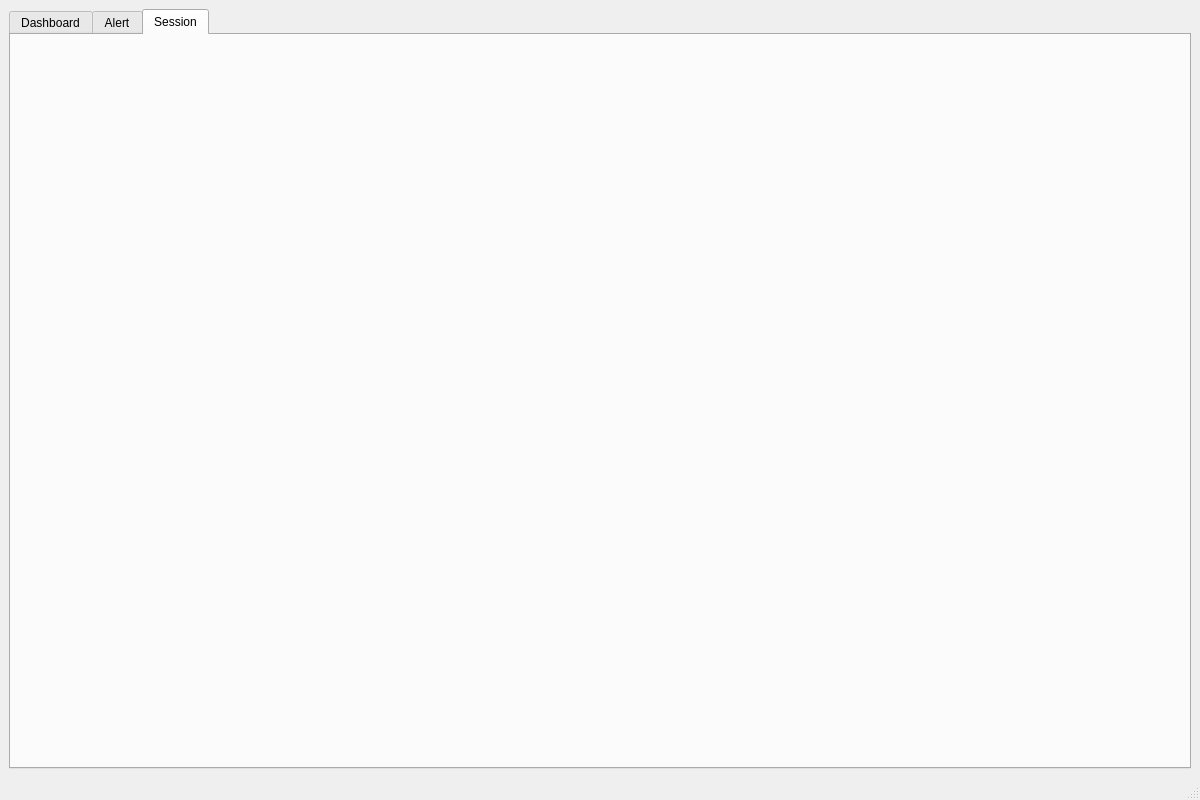
This is forms/mainwindow.ui in Henry93s/Argus_IPS_Client as Qt 5 draws it before an edit. The edited form follows.
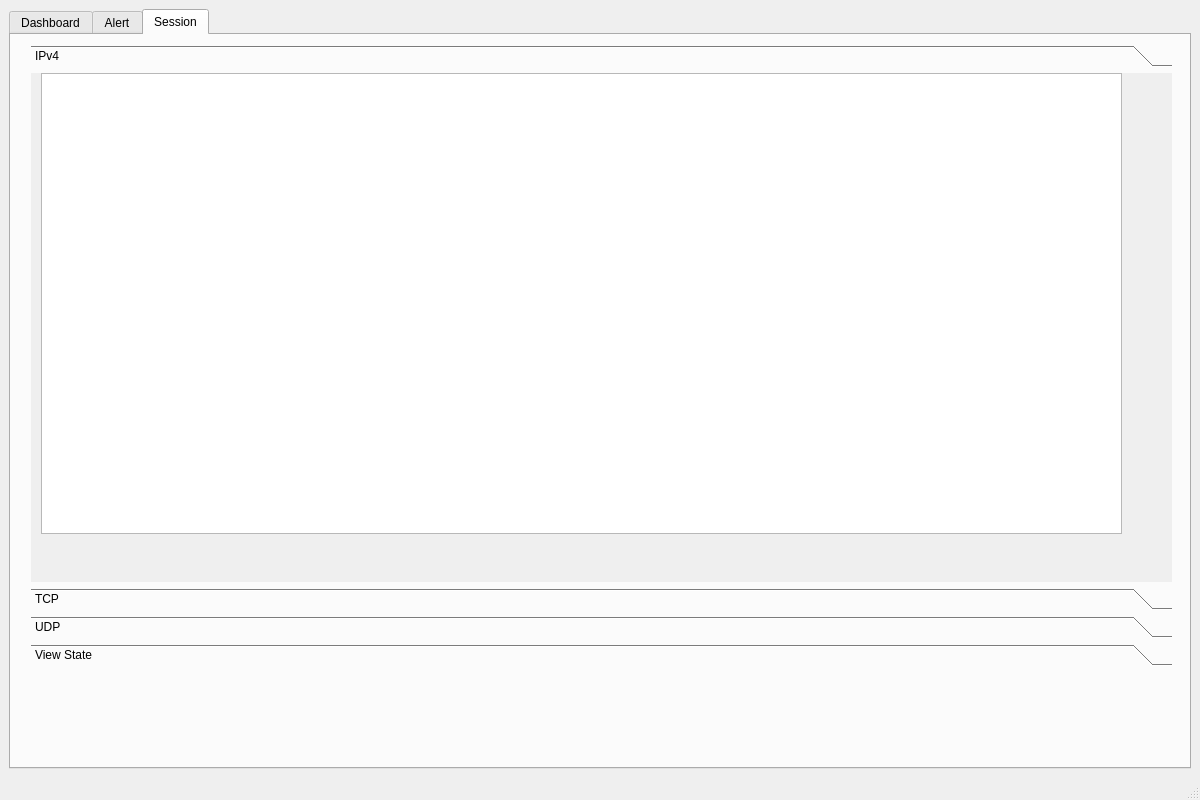
This is the edited form. The open tabs and pages were chosen to show the change.

```diff
--- a/forms/mainwindow.ui
+++ b/forms/mainwindow.ui
@@ -918,6 +918,101 @@
        <attribute name="title">
         <string>Session</string>
        </attribute>
+       <widget class="QToolBox" name="toolBox">
+        <property name="geometry">
+         <rect>
+          <x>20</x>
+          <y>10</y>
+          <width>1141</width>
+          <height>621</height>
+         </rect>
+        </property>
+        <property name="currentIndex">
+         <number>3</number>
+        </property>
+        <widget class="QWidget" name="page_3">
+         <property name="geometry">
+          <rect>
+           <x>0</x>
+           <y>0</y>
+           <width>1141</width>
+           <height>485</height>
+          </rect>
+         </property>
+         <attribute name="label">
+          <string>IPv4</string>
+         </attribute>
+         <widget class="QTableWidget" name="tableWidget">
+          <property name="geometry">
+           <rect>
+            <x>10</x>
+            <y>0</y>
+            <width>1081</width>
+            <height>461</height>
+           </rect>
+          </property>
+         </widget>
+        </widget>
+        <widget class="QWidget" name="page_5">
+         <property name="geometry">
+          <rect>
+           <x>0</x>
+           <y>0</y>
+           <width>1141</width>
+           <height>485</height>
+          </rect>
+         </property>
+         <attribute name="label">
+          <string>TCP</string>
+         </attribute>
+         <widget class="QTableWidget" name="tableWidget_2">
+          <property name="geometry">
+           <rect>
+            <x>10</x>
+            <y>0</y>
+            <width>1081</width>
+            <height>461</height>
+           </rect>
+          </property>
+         </widget>
+        </widget>
+        <widget class="QWidget" name="page_6">
+         <property name="geometry">
+          <rect>
+           <x>0</x>
+           <y>0</y>
+           <width>1141</width>
+           <height>485</height>
+          </rect>
+         </property>
+         <attribute name="label">
+          <string>UDP</string>
+         </attribute>
+         <widget class="QTableWidget" name="tableWidget_3">
+          <property name="geometry">
+           <rect>
+            <x>10</x>
+            <y>0</y>
+            <width>1081</width>
+            <height>461</height>
+           </rect>
+          </property>
+         </widget>
+        </widget>
+        <widget class="QWidget" name="page_4">
+         <property name="geometry">
+          <rect>
+           <x>0</x>
+           <y>0</y>
+           <width>1141</width>
+           <height>485</height>
+          </rect>
+         </property>
+         <attribute name="label">
+          <string>View State</string>
+         </attribute>
+        </widget>
+       </widget>
       </widget>
      </widget>
     </item>
```
Left out of the diff: 4 changed lines with no effect on the pictures.
